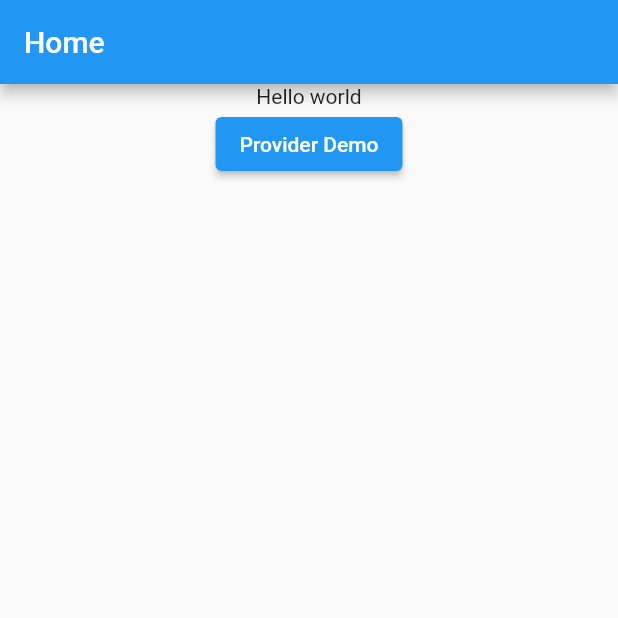
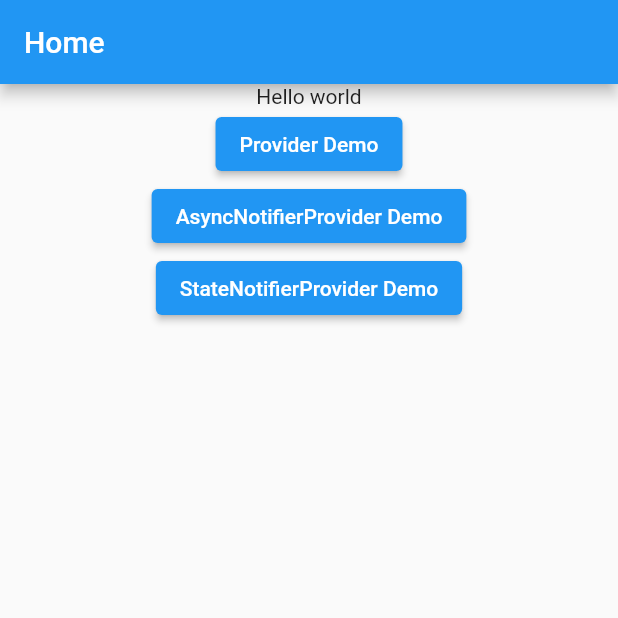
Before and after one commit to flutter-org/riverpod_example, a Flutter app: the screen it shows after launch, on a phone screen of 412 x 824 dp, the top half of it. Run offline on Flutter 3.47's test engine with Material 2 defaults, Android fonts, the phone set to English and light mode, and no system bars; our stand-ins replace flutter_riverpod, go_router.

Commit message:
StateNotifierProvider

```diff
--- a/lib/home.dart
+++ b/lib/home.dart
@@ -23,6 +23,14 @@ class HomePage extends ConsumerWidget {
               onPressed: () => context.push('/provider'),
               child: const Text('Provider Demo'),
             ),
+            ElevatedButton(
+              onPressed: () => context.push('/async'),
+              child: const Text('AsyncNotifierProvider Demo'),
+            ),
+            ElevatedButton(
+              onPressed: () => context.push('/state'),
+              child: const Text('StateNotifierProvider Demo'),
+            ),
           ],
         ),
       ),
--- a/lib/main.dart
+++ b/lib/main.dart
@@ -1,8 +1,10 @@
 import 'package:flutter/material.dart';
 import 'package:flutter_riverpod/flutter_riverpod.dart';
 import 'package:go_router/go_router.dart';
-import 'package:riverpod_example/widgets/provider_page.dart';
+import 'package:riverpod_example/widgets/pages/async_provider_page.dart';
+import 'package:riverpod_example/widgets/pages/provider_page.dart';
 import 'package:riverpod_example/home.dart';
+import 'package:riverpod_example/widgets/pages/state_provider_page.dart';
 
 final _router = GoRouter(
   routes: [
@@ -13,6 +15,14 @@ final _router = GoRouter(
     GoRoute(
       path: '/provider',
       builder: (context, state) => const ProviderPage(),
+    ),
+    GoRoute(
+      path: '/async',
+      builder: (context, state) => const AsyncProviderPage(),
+    ),
+    GoRoute(
+      path: '/state',
+      builder: (context, state) => const StateProviderPage(),
     ),
   ],
 );
--- a/lib/model/http.dart
+++ b/lib/model/http.dart
@@ -5,17 +5,17 @@ class Http {
     List<Map<String, dynamic>> result = [
       {
         'id': '1',
-        'description': 'todo1',
+        'description': 'async1',
         'completed': false,
       },
       {
         'id': '2',
-        'description': 'todo2',
+        'description': 'async2',
         'completed': false,
       },
       {
         'id': '3',
-        'description': 'todo3',
+        'description': 'async3',
         'completed': true,
       },
     ];
--- a/lib/provider/riverpod.dart
+++ b/lib/provider/riverpod.dart
@@ -1,8 +1,10 @@
 import 'package:flutter_riverpod/flutter_riverpod.dart';
 import 'package:riverpod_example/Provider/todos_notifier.dart';
 import 'package:riverpod_example/model/todo.dart';
-import 'package:riverpod_example/provider/async_todos_notifier.dart';
+import 'package:riverpod_example/provider/todos_async_notifier.dart';
+import 'package:riverpod_example/provider/todos_state_notifier.dart';
 
+/// NotifierProvider
 final todosProvider = NotifierProvider<TodosNotifier, List<Todo>>(() {
   return TodosNotifier();
 });
@@ -15,7 +17,12 @@ final completedTodosProvider = Provider<List<Todo>>((ref) {
   return todos.where((todo) => todo.completed).toList();
 });
 
-/// 最后，我们使用NotifierProvider来允许UI与我们的TodosNotifier类交互。
-final asyncTodosProvider = AsyncNotifierProvider<AsyncTodosNotifier, List<Todo>>(() {
-  return AsyncTodosNotifier();
+/// AsyncNotifierProvider
+final asyncTodosProvider = AsyncNotifierProvider<TodosAsyncNotifier, List<Todo>>(() {
+  return TodosAsyncNotifier();
 });
+
+/// StateNotifierProvider
+final stateTodosProvider = StateNotifierProvider<TodosStateNotifier, List<Todo>>((ref) {
+  return TodosStateNotifier();
+});
--- a/lib/provider/async_todos_notifier.dart
+++ b/lib/provider/todos_async_notifier.dart
@@ -8,7 +8,7 @@ import 'package:riverpod_example/model/todo.dart';
 /// 这个类上的公共方法将允许UI修改它的状态。
 final http = Http();
 
-class AsyncTodosNotifier extends AsyncNotifier<List<Todo>> {
+class TodosAsyncNotifier extends AsyncNotifier<List<Todo>> {
   Future<List<Todo>> _fetchTodo() async {
     final json = await http.get('api/todos');
     final decode = jsonDecode(json);
--- a/lib/provider/todos_notifier.dart
+++ b/lib/provider/todos_notifier.dart
@@ -8,7 +8,11 @@ class TodosNotifier extends Notifier<List<Todo>> {
   /// 我们将待办清单的列表初始化
   @override
   List<Todo> build() {
-    return [];
+    return [
+      const Todo(id: '1', description: 'notifier1', completed: false),
+      const Todo(id: '2', description: 'notifier2', completed: false),
+      const Todo(id: '3', description: 'notifier3', completed: true),
+    ];
   }
 
   /// 让我们添加UI添加待办清单
```
Also changed, not shown: lib/provider/todos_state_notifier.dart (added, +28 -0 lines), lib/widgets/pages/async_provider_page.dart (added, +16 -0 lines), lib/widgets/pages/provider_page.dart (renamed from lib/widgets/provider_page.dart, +1 -8 lines), lib/widgets/pages/state_provider_page.dart (added, +16 -0 lines), lib/widgets/state_todo_list_view.dart (added, +23 -0 lines).
